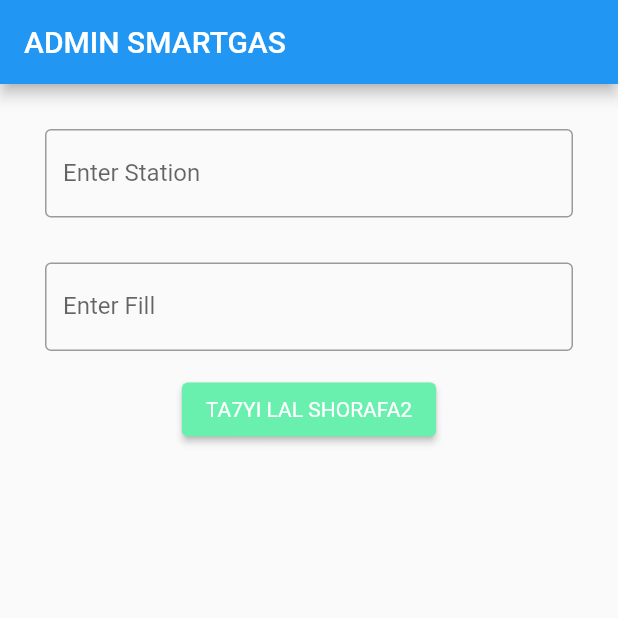
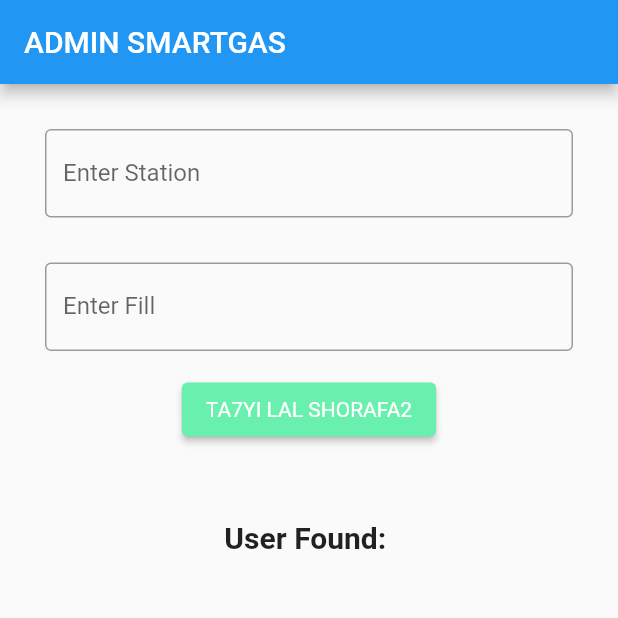
Before and after one commit to Compzool/SmartGasALPR-MLkit, a Flutter app: the OCRPage screen opened directly with empty values, on a phone screen of 412 x 824 dp, the top half of it. Run offline on Flutter 3.47's test engine with Material 2 defaults, Android fonts, the phone set to English and light mode, and no system bars; our stand-ins replace camera, cloud_firestore, firebase_core, get, image_picker; missing offline and left inert: camera_process, dart:ffi, flutter_mobile_vision_2, google_ml_kit; accounts and stored records are empty.

Commit message:
commit on master

```diff
--- a/lib/ocr_detection.dart
+++ b/lib/ocr_detection.dart
@@ -4,13 +4,16 @@ import 'package:flutter/cupertino.dart';
 import 'package:flutter/foundation.dart';
 import 'package:flutter/material.dart';
 import 'package:flutter_mobile_vision_2/flutter_mobile_vision_2.dart';
+import 'package:get/get.dart';
 import 'package:google_ml_kit/google_ml_kit.dart';
 import 'package:camera/camera.dart';
+import 'package:text_recognition/main.dart';
 import 'package:text_recognition/models/fillmodel.dart';
 
 class OCRPage extends StatelessWidget {
-   OCRPage({Key? key,required this.userID}) : super(key: key);
+   OCRPage({Key? key,required this.userID,required this.userName}) : super(key: key);
    String userID;
+   String userName;
   TextEditingController _fill = TextEditingController();
   TextEditingController _station = TextEditingController();
   FirebaseFirestore _firestore = FirebaseFirestore.instance;
@@ -19,6 +22,20 @@ class OCRPage extends StatelessWidget {
   Widget build(BuildContext context) {
     return Scaffold(
         appBar: AppBar(
+          // leading: IconButton(
+          //   icon: Icon(Icons.arrow_back),
+          //   onPressed: () {
+          //     Get.back();
+          //   },
+          // ),
+          // actions: [
+          //   IconButton(
+          //     icon: Icon(Icons.arrow_back),
+          //     onPressed: () {
+          //       Get.offAll(HomeScreen());
+          //     },
+          //   ),
+          // ],
           title: Text('ADMIN SMARTGAS'),
         ),
         body: Padding(
@@ -58,7 +75,9 @@ class OCRPage extends StatelessWidget {
                     FillModel fill = FillModel(quantity: double.parse(_fill.text.trim()), station: _station.text, date: Timestamp.now());
                     addFill(fill);
                   },
-                )
+                ),
+                SizedBox(height: 50),
+                Text("User Found: $userName",style: TextStyle(fontSize: 20,fontWeight: FontWeight.bold),),
               ],
             )
         )
```
Also changed, not shown: lib/main.dart (+12 -4 lines), pubspec.yaml (+7 -1 lines), images/station.png (added), pubspec.lock, 13 other files.
